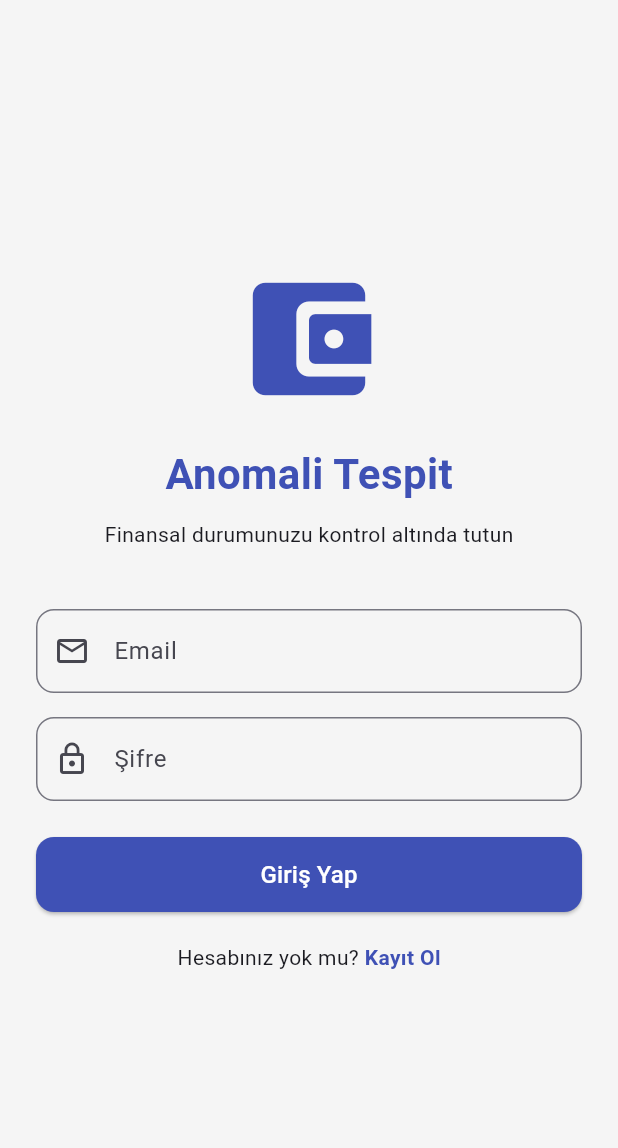
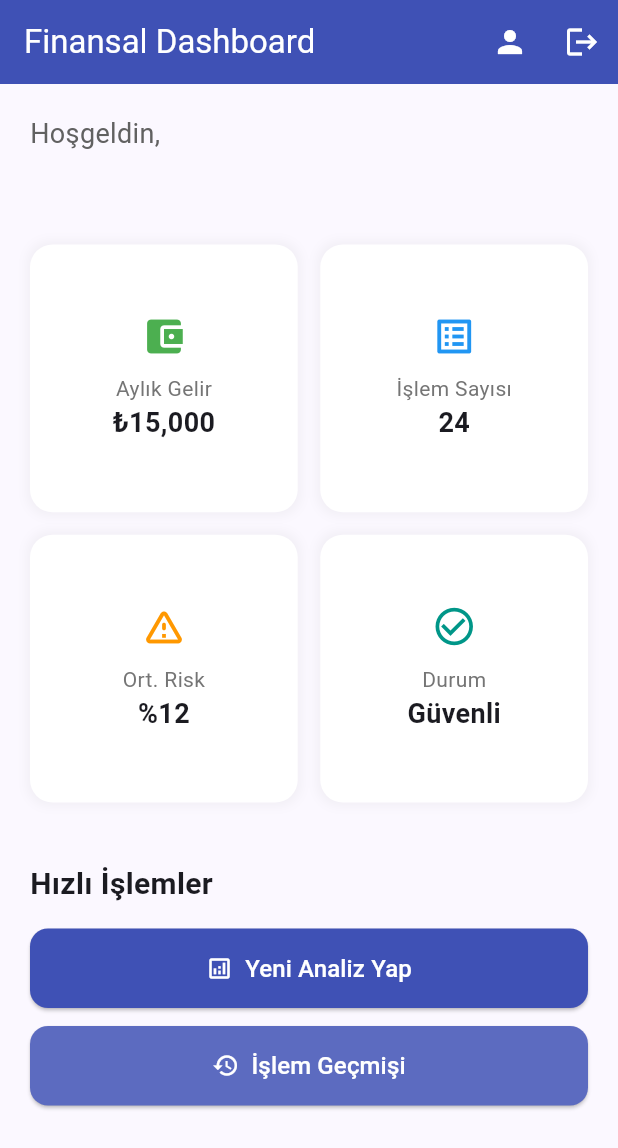
Before and after one commit to MelisaArslantas/Anomali_Projesi, a Flutter app: the screen it shows after launch, after a tap on "Giriş Yap", on a phone screen of 412 x 824 dp. Shown: the top 1148 px of the screen. Run offline on Flutter 3.47's test engine with Material 3 defaults, Android fonts, the phone set to English and light mode, and no system bars.

Commit message:
Dashboard ve Profil ekranları eklendi, dosya yolu hataları düzeltildi

```diff
--- /dev/null
+++ b/anomali_mobil/lib/screens/dashboard_screen.dart
@@ -0,0 +1,138 @@
+import 'package:flutter/material.dart';
+import 'analiz_form_screen.dart';
+import 'gecmis_screen.dart';
+import 'profil.dart';
+
+
+class DashboardScreen extends StatelessWidget {
+  final String userEmail; // Login'den gelen maili göstermek için
+
+  const DashboardScreen({super.key, required this.userEmail});
+
+  @override
+  Widget build(BuildContext context) {
+    return Scaffold(
+      appBar: AppBar(
+        title: const Text("Finansal Dashboard"),
+        backgroundColor: Colors.indigo,
+        foregroundColor: Colors.white,
+        actions: [
+          // Profil Butonu
+          IconButton(
+            icon: const Icon(Icons.person),
+            onPressed: () {
+              Navigator.push(
+                context,
+                MaterialPageRoute(
+                  builder: (context) => ProfilScreen(userEmail: userEmail),
+                ),
+              );
+            },
+          ),
+          // Çıkış Butonu
+          IconButton(
+            icon: const Icon(Icons.logout),
+            onPressed: () => Navigator.pop(context),
+          ),
+        ],
+      ),
+      body: SingleChildScrollView(
+        padding: const EdgeInsets.all(20.0),
+        child: Column(
+          crossAxisAlignment: CrossAxisAlignment.start,
+          children: [
+            // Hoşgeldin Bölümü
+            Text(
+              "Hoşgeldin,",
+              style: TextStyle(fontSize: 18, color: Colors.grey[700]),
+            ),
+            Text(
+              userEmail,
+              style: const TextStyle(fontSize: 22, fontWeight: FontWeight.bold, color: Colors.indigo),
+            ),
+            const SizedBox(height: 30),
+
+            // Özet Kartları (Grid şeklinde)
+            GridView.count(
+              shrinkWrap: true,
+              physics: const NeverScrollableScrollPhysics(),
+              crossAxisCount: 2,
+              crossAxisSpacing: 15,
+              mainAxisSpacing: 15,
+              children: [
+                _buildSummaryCard("Aylık Gelir", "₺15,000", Icons.account_balance_wallet, Colors.green),
+                _buildSummaryCard("İşlem Sayısı", "24", Icons.list_alt, Colors.blue),
+                _buildSummaryCard("Ort. Risk", "%12", Icons.warning_amber_rounded, Colors.orange),
+                _buildSummaryCard("Durum", "Güvenli", Icons.check_circle_outline, Colors.teal),
+              ],
+            ),
+            const SizedBox(height: 40),
+
+            // Aksiyon Butonları
+            const Text(
+              "Hızlı İşlemler",
+              style: TextStyle(fontSize: 20, fontWeight: FontWeight.bold),
+            ),
+            const SizedBox(height: 15),
+
+            _buildActionButton(
+              context,
+              "Yeni Analiz Yap",
+              Icons.analytics_outlined,
+              Colors.indigo,
+              () => Navigator.push(context, MaterialPageRoute(builder: (context) => const AnalizFormScreen()))
+            ),
+            const SizedBox(height: 12),
+            _buildActionButton(
+              context,
+              "İşlem Geçmişi",
+              Icons.history,
+              const Color(0xFF5C6BC0),
+              () => Navigator.push(context, MaterialPageRoute(builder: (context) => const GecmisScreen()))
+            ),
+          ],
+        ),
+      ),
+    );
+  }
+
+  // Özet Kutucukları için Yardımcı Widget
+  Widget _buildSummaryCard(String title, String value, IconData icon, Color color) {
+    return Container(
+      padding: const EdgeInsets.all(15),
+      decoration: BoxDecoration(
+        color: Colors.white,
+        borderRadius: BorderRadius.circular(15),
+        boxShadow: [
+          BoxShadow(color: Colors.grey.withOpacity(0.1), spreadRadius: 2, blurRadius: 5),
+        ],
+      ),
+      child: Column(
+        mainAxisAlignment: MainAxisAlignment.center,
+        children: [
+          Icon(icon, color: color, size: 30),
+          const SizedBox(height: 10),
+          Text(title, style: TextStyle(color: Colors.grey[600], fontSize: 14)),
+          Text(value, style: const TextStyle(fontSize: 18, fontWeight: FontWeight.bold)),
+        ],
+      ),
+    );
+  }
+
+  // Büyük Butonlar için Yardımcı Widget
+  Widget _buildActionButton(BuildContext context, String title, IconData icon, Color color, VoidCallback onTap) {
+    return SizedBox(
+      width: double.infinity,
+      child: ElevatedButton.icon(
+        onPressed: onTap,
+        icon: Icon(icon, color: Colors.white),
+        label: Text(title, style: const TextStyle(fontSize: 16, color: Colors.white)),
+        style: ElevatedButton.styleFrom(
+          backgroundColor: color,
+          padding: const EdgeInsets.symmetric(vertical: 15),
+          shape: RoundedRectangleBorder(borderRadius: BorderRadius.circular(12)),
+        ),
+      ),
+    );
+  }
+}
--- a/anomali_mobil/lib/screens/login_screen.dart
+++ b/anomali_mobil/lib/screens/login_screen.dart
@@ -1,4 +1,5 @@
 import 'package:anomali_mobil/screens/register_screen.dart';
+import 'package:anomali_mobil/screens/dashboard_screen.dart';
 import 'package:flutter/material.dart';
 
 
@@ -77,8 +78,14 @@ class _LoginScreenState extends State<LoginScreen> {
                 height: 50,
                 child: ElevatedButton(
                   onPressed: () {
-                    // Şimdilik boş, Faz 2'de yönlendirme eklenecek
-                  },
+                    Navigator.pushReplacement(
+                      context,
+                     MaterialPageRoute(
+                     builder: (context) => DashboardScreen(userEmail: _emailController.text),
+                     ),
+    );
+  },
+
                   style: ElevatedButton.styleFrom(
                     backgroundColor: Colors.indigo,
                     foregroundColor: Colors.white,
```
Also changed, not shown: anomali_mobil/lib/screens/profil.dart (added, +141 -0 lines), 2 other files.
